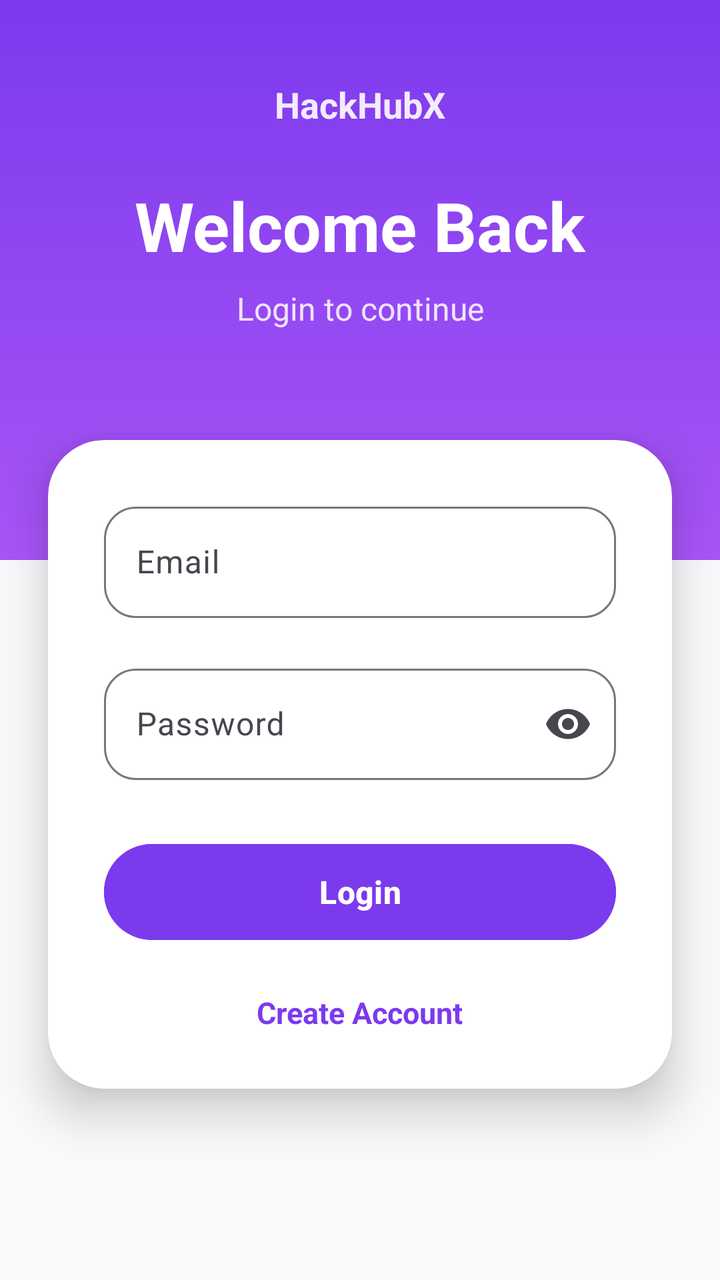
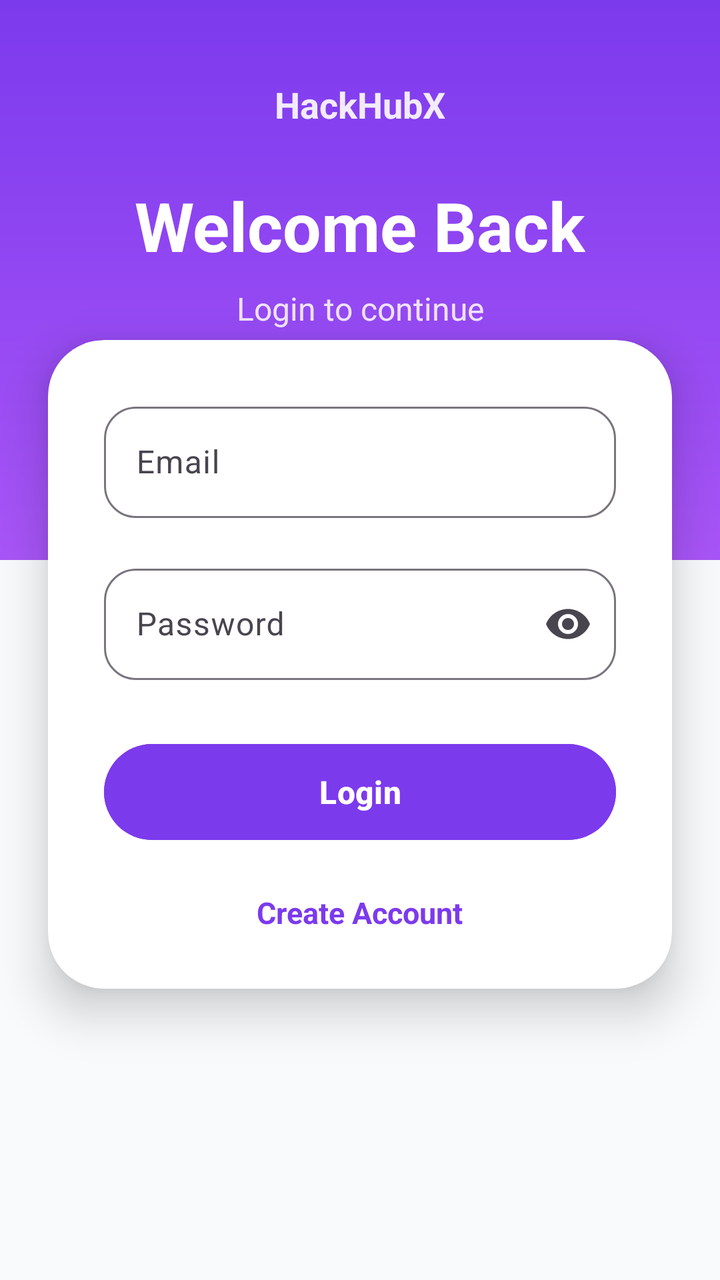

Before-and-after screenshots of an Android layout around one commit, followed by the original layout XML and the change that was made.
<!-- AndroidManifest.xml: application theme Theme.HackHubX -->
<!-- res/layout/activity_login.xml -->
<?xml version="1.0" encoding="utf-8"?>
<androidx.constraintlayout.widget.ConstraintLayout
    xmlns:android="http://schemas.android.com/apk/res/android"

    xmlns:app="http://schemas.android.com/apk/res-auto"

    android:layout_width="match_parent"

    android:layout_height="match_parent"

    android:background="@color/background_white">

    

    <View
        android:id="@+id/topSection"

        android:layout_width="0dp"

        android:layout_height="280dp"

        android:background="@drawable/grape_gradient"

        app:layout_constraintTop_toTopOf="parent"

        app:layout_constraintStart_toStartOf="parent"

        app:layout_constraintEnd_toEndOf="parent" />

    

    <TextView
        android:id="@+id/tvAppName"

        android:layout_width="wrap_content"

        android:layout_height="wrap_content"

        android:text="HackHubX"

        android:textColor="@color/white"

        android:textStyle="bold"

        android:textSize="18sp"

        android:layout_marginTop="40dp"

        android:alpha="0.9"

        app:layout_constraintTop_toTopOf="parent"

        app:layout_constraintStart_toStartOf="parent"

        app:layout_constraintEnd_toEndOf="parent" />

    

    <TextView
        android:id="@+id/tvWelcome"

        android:layout_width="wrap_content"

        android:layout_height="wrap_content"

        android:text="Welcome Back"

        android:textColor="@color/white"

        android:textStyle="bold"

        android:textSize="34sp"

        android:layout_marginTop="90dp"

        app:layout_constraintTop_toTopOf="parent"

        app:layout_constraintStart_toStartOf="parent"

        app:layout_constraintEnd_toEndOf="parent" />

    

    <TextView
        android:id="@+id/tvSubtitle"

        android:layout_width="wrap_content"

        android:layout_height="wrap_content"

        android:text="Login to continue"

        android:textColor="@color/white"

        android:textSize="16sp"

        android:alpha="0.85"

        android:layout_marginTop="8dp"

        app:layout_constraintTop_toBottomOf="@id/tvWelcome"

        app:layout_constraintStart_toStartOf="parent"

        app:layout_constraintEnd_toEndOf="parent" />

    

    <androidx.cardview.widget.CardView
        android:id="@+id/loginCard"

        android:layout_width="0dp"

        android:layout_height="wrap_content"

        android:layout_marginStart="24dp"

        android:layout_marginEnd="24dp"

        android:layout_marginTop="220dp"

        app:cardCornerRadius="28dp"

        app:cardElevation="14dp"

        app:layout_constraintTop_toTopOf="parent"

        app:layout_constraintStart_toStartOf="parent"

        app:layout_constraintEnd_toEndOf="parent">

        <LinearLayout
            android:layout_width="match_parent"

            android:layout_height="wrap_content"

            android:orientation="vertical"

            android:padding="28dp">

            <com.google.android.material.textfield.TextInputLayout
                android:layout_width="match_parent"

                android:layout_height="wrap_content"

                android:hint="Email"

                app:boxBackgroundMode="outline"

                app:boxCornerRadiusTopStart="16dp"

                app:boxCornerRadiusTopEnd="16dp"

                app:boxCornerRadiusBottomStart="16dp"

                app:boxCornerRadiusBottomEnd="16dp">

                <com.google.android.material.textfield.TextInputEditText
                    android:id="@+id/etEmail"

                    android:layout_width="match_parent"

                    android:layout_height="wrap_content"

                    android:inputType="textEmailAddress" />

            </com.google.android.material.textfield.TextInputLayout>

            <com.google.android.material.textfield.TextInputLayout
                android:layout_width="match_parent"

                android:layout_height="wrap_content"

                android:layout_marginTop="20dp"

                android:hint="Password"

                app:boxBackgroundMode="outline"

                app:endIconMode="password_toggle"

                app:boxCornerRadiusTopStart="16dp"

                app:boxCornerRadiusTopEnd="16dp"

                app:boxCornerRadiusBottomStart="16dp"

                app:boxCornerRadiusBottomEnd="16dp">

                <com.google.android.material.textfield.TextInputEditText
                    android:id="@+id/etPassword"

                    android:layout_width="match_parent"

                    android:layout_height="wrap_content"

                    android:inputType="textPassword" />

            </com.google.android.material.textfield.TextInputLayout>

            <Button
                android:id="@+id/btnLogin"

                android:layout_width="match_parent"

                android:layout_height="56dp"

                android:text="Login"

                android:textStyle="bold"

                android:textColor="@color/white"

                android:textSize="16sp"

                android:backgroundTint="@color/grape_primary"

                android:layout_marginTop="28dp" />

            <TextView
                android:id="@+id/tvRegister"

                android:layout_width="wrap_content"

                android:layout_height="wrap_content"

                android:text="Create Account"

                android:textColor="@color/grape_primary"

                android:textStyle="bold"

                android:textSize="15sp"

                android:layout_gravity="center"

                android:layout_marginTop="22dp" />

        </LinearLayout>

    </androidx.cardview.widget.CardView>

</androidx.constraintlayout.widget.ConstraintLayout>
<!-- resources referenced by this layout -->
<resources>
  <color name="background_white">#F8FAFC</color>
  <color name="grape_primary">#7C3AED</color>
  <color name="white">#FFFFFF</color>
  <!-- drawable grape_gradient (drawable) -->
  <?xml version="1.0" encoding="utf-8"?>
  <shape xmlns:android="http://schemas.android.com/apk/res/android">
  
      <gradient
          android:startColor="#7C3AED"
          android:endColor="#A855F7"
          android:angle="270" />
  
  </shape>
  <style name="Theme.HackHubX" parent="Base.Theme.HackHubX" />
  <style name="Base.Theme.HackHubX" parent="Theme.Material3.DayNight.NoActionBar">
  
          <item name="colorPrimary">
              @color/grape_primary
          </item>
  
          <item name="colorSecondary">
              @color/grape_secondary
          </item>
  
          <item name="android:statusBarColor">
              @color/grape_primary
          </item>
  
      </style>
  <color name="grape_secondary">#A855F7</color>
</resources>

<!-- the commit's change to res/layout/activity_login.xml (unified diff, before → after) -->
@@ -117,7 +117,7 @@
 
         android:layout_marginEnd="24dp"
 
-        android:layout_marginTop="220dp"
+        android:layout_marginTop="170dp"
 
         app:cardCornerRadius="28dp"
 
